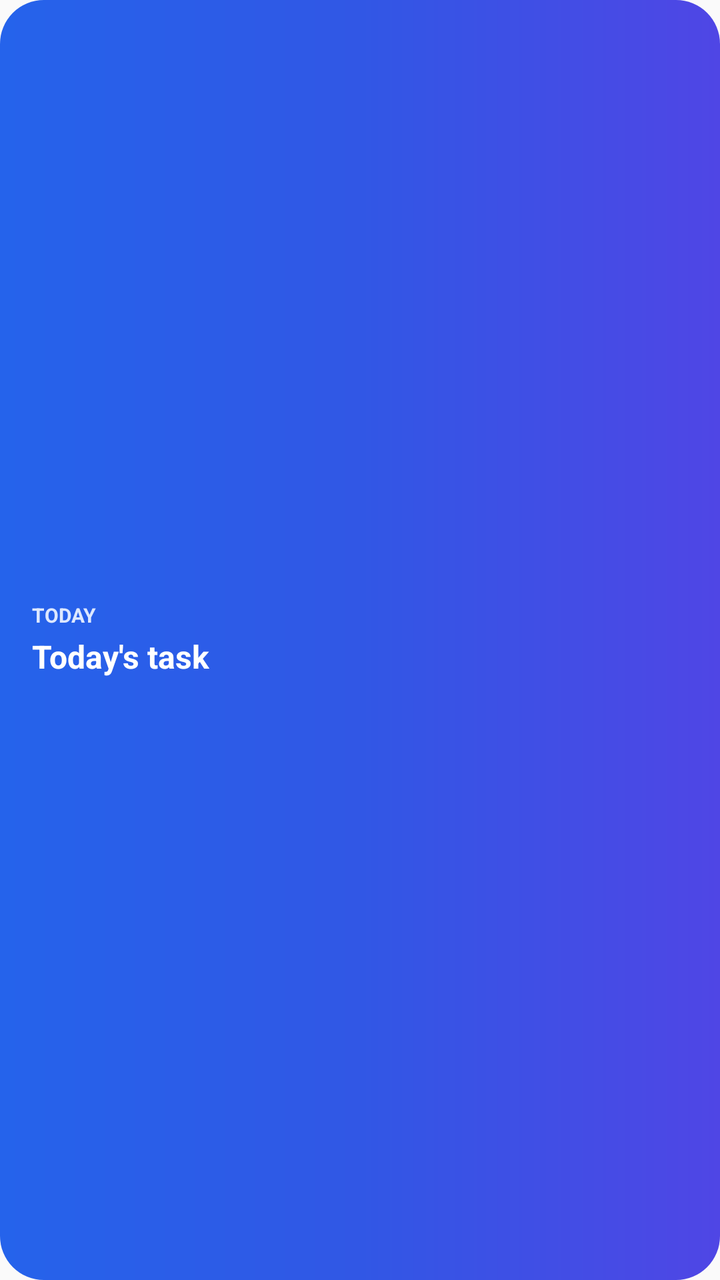
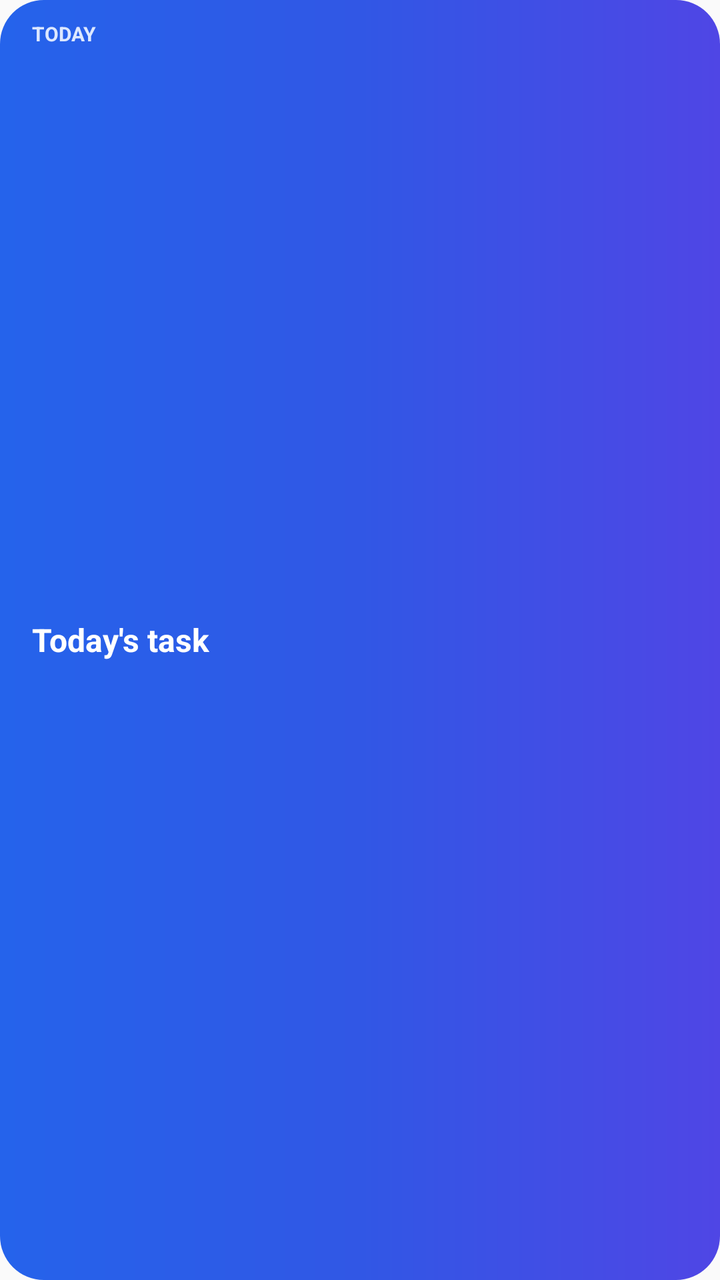

Two renders of the same Android screen: before a commit and after it. Below are the layout's source before the change and the commit's diff.
<!-- AndroidManifest.xml: application theme Theme.TaskNext -->
<!-- res/layout/widget_today_task.xml -->
<?xml version="1.0" encoding="utf-8"?>
<LinearLayout xmlns:android="http://schemas.android.com/apk/res/android"
    android:id="@+id/widget_root"
    android:layout_width="match_parent"
    android:layout_height="match_parent"
    android:orientation="vertical"
    android:gravity="center_vertical"
    android:paddingStart="16dp"
    android:paddingTop="11dp"
    android:paddingEnd="16dp"
    android:paddingBottom="11dp"
    android:background="@drawable/widget_today_background">

    <TextView
        android:id="@+id/widget_meta"
        android:layout_width="match_parent"
        android:layout_height="wrap_content"
        android:text="TODAY"
        android:textColor="#DDE8FF"
        android:textSize="10sp"
        android:textStyle="bold"
        android:maxLines="1"
        android:ellipsize="end" />

    <TextView
        android:id="@+id/widget_title"
        android:layout_width="match_parent"
        android:layout_height="wrap_content"
        android:layout_marginTop="3dp"
        android:text="Today's task"
        android:textColor="#FFFFFFFF"
        android:textSize="16sp"
        android:textStyle="bold"
        android:maxLines="2"
        android:ellipsize="end" />

</LinearLayout>
<!-- resources referenced by this layout -->
<resources>
  <!-- drawable widget_today_background (drawable) -->
  <?xml version="1.0" encoding="utf-8"?>
  <shape xmlns:android="http://schemas.android.com/apk/res/android"
      android:shape="rectangle">
      <corners android:radius="22dp" />
      <gradient
          android:angle="0"
          android:startColor="#2563EB"
          android:centerColor="#3157E5"
          android:endColor="#4F46E5" />
  </shape>
  <style name="Theme.TaskNext" parent="android:Theme.Material.Light.NoActionBar">
          <item name="android:statusBarColor">@android:color/transparent</item>
          <item name="android:navigationBarColor">@android:color/transparent</item>
          <item name="android:windowLightStatusBar">true</item>
          <item name="android:windowLightNavigationBar">true</item>
      </style>
</resources>

<!-- the commit's change to res/layout/widget_today_task.xml (unified diff, before → after) -->
@@ -1,20 +1,19 @@
 <?xml version="1.0" encoding="utf-8"?>
-<LinearLayout xmlns:android="http://schemas.android.com/apk/res/android"
+<RelativeLayout xmlns:android="http://schemas.android.com/apk/res/android"
     android:id="@+id/widget_root"
     android:layout_width="match_parent"
     android:layout_height="match_parent"
-    android:orientation="vertical"
-    android:gravity="center_vertical"
     android:paddingStart="16dp"
-    android:paddingTop="11dp"
+    android:paddingTop="10dp"
     android:paddingEnd="16dp"
-    android:paddingBottom="11dp"
+    android:paddingBottom="10dp"
     android:background="@drawable/widget_today_background">
 
     <TextView
         android:id="@+id/widget_meta"
         android:layout_width="match_parent"
         android:layout_height="wrap_content"
+        android:layout_alignParentTop="true"
         android:text="TODAY"
         android:textColor="#DDE8FF"
         android:textSize="10sp"
@@ -26,12 +25,14 @@
         android:id="@+id/widget_title"
         android:layout_width="match_parent"
         android:layout_height="wrap_content"
-        android:layout_marginTop="3dp"
+        android:layout_centerVertical="true"
+        android:layout_marginTop="10dp"
         android:text="Today's task"
         android:textColor="#FFFFFFFF"
         android:textSize="16sp"
         android:textStyle="bold"
+        android:gravity="center_vertical"
         android:maxLines="2"
         android:ellipsize="end" />
 
-</LinearLayout>
+</RelativeLayout>
